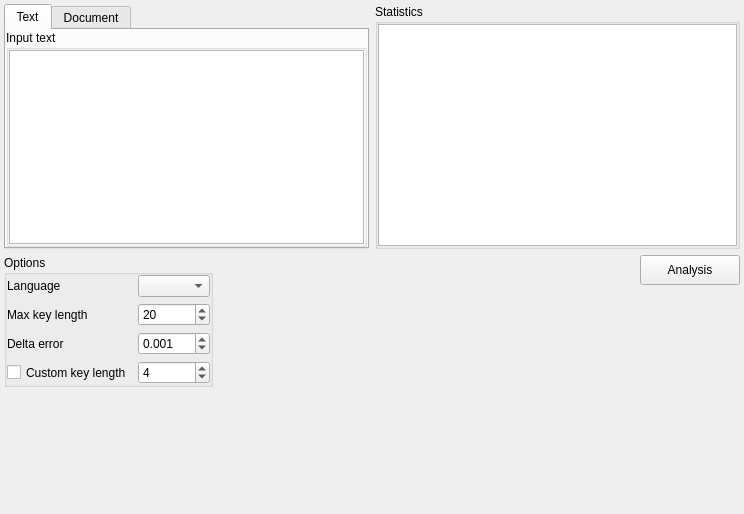
Above: app/gui/cryptotools/autocorrelation/autocorrelation.ui from vasilypht/crypto-methods before the change. Below: the same form after it.
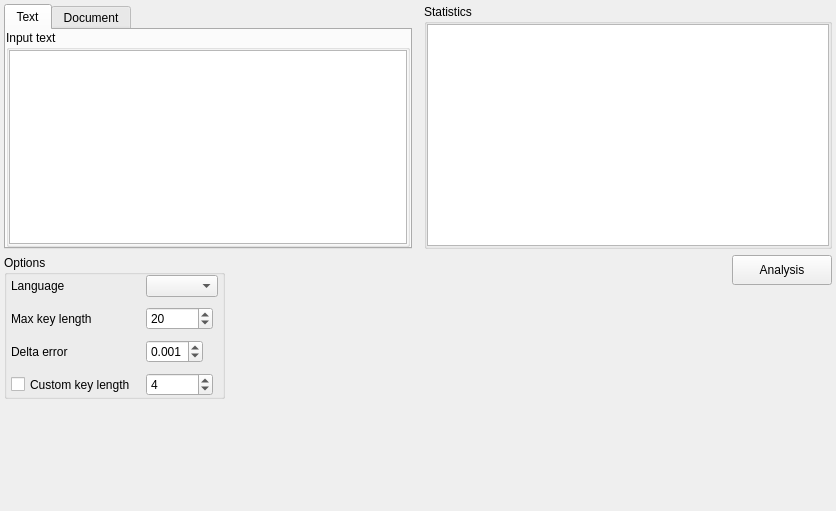
That is the form after the change.

```diff
--- a/app/gui/cryptotools/autocorrelation/autocorrelation.ui
+++ b/app/gui/cryptotools/autocorrelation/autocorrelation.ui
@@ -6,14 +6,17 @@
    <rect>
     <x>0</x>
     <y>0</y>
-    <width>744</width>
-    <height>514</height>
+    <width>836</width>
+    <height>511</height>
    </rect>
   </property>
   <property name="windowTitle">
    <string>Form</string>
   </property>
   <layout class="QVBoxLayout" name="verticalLayout_7">
+   <property name="spacing">
+    <number>-1</number>
+   </property>
    <property name="leftMargin">
     <number>4</number>
    </property>
@@ -28,6 +31,9 @@
    </property>
    <item>
     <layout class="QHBoxLayout" name="horizontal_layout_1">
+     <property name="spacing">
+      <number>12</number>
+     </property>
      <item>
       <widget class="QTabWidget" name="tab_widget">
        <property name="maximumSize">
@@ -44,6 +50,9 @@
          <string>Text</string>
         </attribute>
         <layout class="QVBoxLayout" name="verticalLayout">
+         <property name="spacing">
+          <number>10</number>
+         </property>
          <property name="leftMargin">
           <number>0</number>
          </property>
@@ -62,6 +71,9 @@
             <string>Input text</string>
            </property>
            <layout class="QVBoxLayout" name="verticalLayout_2">
+            <property name="spacing">
+             <number>10</number>
+            </property>
             <property name="leftMargin">
              <number>0</number>
             </property>
@@ -101,6 +113,9 @@
         <string>Statistics</string>
        </property>
        <layout class="QVBoxLayout" name="verticalLayout_3">
+        <property name="spacing">
+         <number>10</number>
+        </property>
         <property name="leftMargin">
          <number>0</number>
         </property>
@@ -122,15 +137,68 @@
     </layout>
    </item>
    <item>
-    <layout class="QHBoxLayout" name="horizontal_layout_2">
+    <widget class="QFrame" name="frame_1">
+     <property name="maximumSize">
+      <size>
+       <width>16777215</width>
+       <height>146</height>
+      </size>
+     </property>
+     <property name="frameShape">
+      <enum>QFrame::NoFrame</enum>
+     </property>
+     <property name="frameShadow">
+      <enum>QFrame::Raised</enum>
+     </property>
+     <layout class="QHBoxLayout" name="horizontalLayout">
+      <property name="spacing">
+       <number>10</number>
+      </property>
+      <property name="leftMargin">
+       <number>0</number>
+      </property>
+      <property name="topMargin">
+       <number>0</number>
+      </property>
+      <property name="rightMargin">
+       <number>0</number>
+      </property>
+      <property name="bottomMargin">
+       <number>0</number>
+      </property>
      <item>
-      <layout class="QVBoxLayout" name="vertical_layout_1">
+       <widget class="QFrame" name="frame_options">
+        <property name="frameShape">
+         <enum>QFrame::NoFrame</enum>
+        </property>
+        <property name="frameShadow">
+         <enum>QFrame::Raised</enum>
+        </property>
+        <layout class="QVBoxLayout" name="verticalLayout_4">
+         <property name="spacing">
+          <number>10</number>
+         </property>
+         <property name="leftMargin">
+          <number>0</number>
+         </property>
+         <property name="topMargin">
+          <number>0</number>
+         </property>
+         <property name="rightMargin">
+          <number>0</number>
+         </property>
+         <property name="bottomMargin">
+          <number>0</number>
+         </property>
        <item>
         <widget class="QGroupBox" name="group_box_options">
          <property name="title">
           <string>Options</string>
          </property>
-         <layout class="QVBoxLayout" name="verticalLayout_4">
+           <layout class="QVBoxLayout" name="verticalLayout_5">
+            <property name="spacing">
+             <number>10</number>
+            </property>
           <property name="leftMargin">
            <number>0</number>
           </property>
@@ -145,6 +213,21 @@
           </property>
           <item>
            <layout class="QFormLayout" name="form_layout_options">
+              <property name="fieldGrowthPolicy">
+               <enum>QFormLayout::ExpandingFieldsGrow</enum>
+              </property>
+              <property name="horizontalSpacing">
+               <number>10</number>
+              </property>
+              <property name="verticalSpacing">
+               <number>10</number>
+              </property>
+              <property name="leftMargin">
+               <number>4</number>
+              </property>
+              <property name="rightMargin">
+               <number>4</number>
+              </property>
             <item row="0" column="0">
              <widget class="QLabel" name="label_lang">
               <property name="text">
@@ -226,20 +309,8 @@
          </layout>
         </widget>
        </item>
-       <item>
-        <spacer name="vertical_spacer_1">
-         <property name="orientation">
-          <enum>Qt::Vertical</enum>
-         </property>
-         <property name="sizeHint" stdset="0">
-          <size>
-           <width>20</width>
-           <height>40</height>
-          </size>
-         </property>
-        </spacer>
-       </item>
-      </layout>
+        </layout>
+       </widget>
      </item>
      <item>
       <spacer name="horizontal_spacer_1">
@@ -248,7 +319,7 @@
        </property>
        <property name="sizeHint" stdset="0">
         <size>
-         <width>40</width>
+          <width>397</width>
          <height>20</height>
         </size>
        </property>
@@ -256,8 +327,14 @@
      </item>
      <item>
       <layout class="QVBoxLayout" name="vertical_layout_2">
+        <property name="spacing">
+         <number>10</number>
+        </property>
        <item>
         <layout class="QHBoxLayout" name="horizontal_layout_3">
+          <property name="spacing">
+           <number>10</number>
+          </property>
          <item>
           <widget class="QPushButton" name="button_analysis">
            <property name="sizePolicy">
@@ -295,6 +372,7 @@
       </layout>
      </item>
     </layout>
+    </widget>
    </item>
    <item>
     <spacer name="vertical_spacer_3">
```
Left out of the diff: 4 changed lines with no effect on the pictures. Lines whose indentation alone changed are shown as unchanged.
